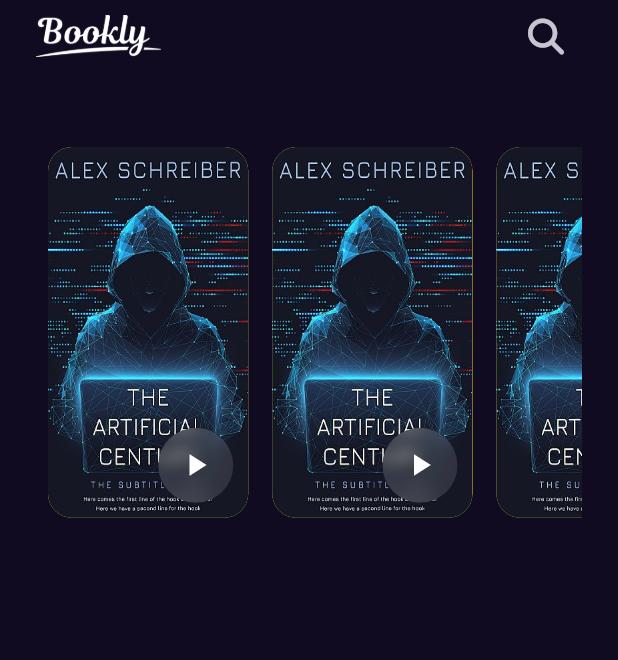
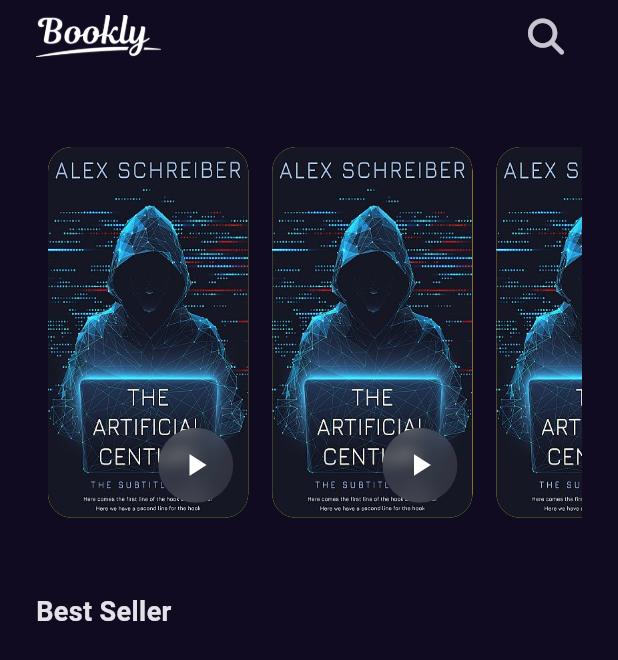
Before and after one commit to OmarAlbaz-flutter/bookly, a Flutter app: the screen it shows after launch, on a phone screen of 412 x 824 dp. Shown: the top 660 px of the screen. Run offline on Flutter 3.47's test engine with Material 3 defaults, Android fonts, the phone set to English and light mode, and no system bars; our stand-ins replace font_awesome_flutter, get.

Commit message:
create styles files, and add title to home view

```diff
--- a/lib/core/utils/style.dart
+++ b/lib/core/utils/style.dart
@@ -1 +1,8 @@
-abstract class Styles {}
+import 'package:flutter/rendering.dart';
+
+abstract class Styles {
+  static const titleMedium = TextStyle(
+    fontSize: 18,
+    fontWeight: FontWeight.w600,
+  );
+}
--- a/lib/features/home/presentation/views/widgets/home_view_body.dart
+++ b/lib/features/home/presentation/views/widgets/home_view_body.dart
@@ -1,3 +1,4 @@
+import 'package:bookly_app/core/utils/style.dart';
 import 'package:bookly_app/features/home/presentation/views/widgets/custom_appbar.dart';
 import 'package:bookly_app/features/home/presentation/views/widgets/featured_listview.dart';
 import 'package:flutter/material.dart';
@@ -11,9 +12,17 @@ class HomeViewBody extends StatelessWidget {
         child: Padding(
       padding: EdgeInsets.symmetric(horizontal: 24),
       child: Column(
+        crossAxisAlignment: CrossAxisAlignment.start,
         children: [
           CustomAppBar(),
           FeaturedBooksListView(),
+          SizedBox(
+            height: 50,
+          ),
+          Text(
+            'Best Seller',
+            style: Styles.titleMedium,
+          ),
         ],
       ),
     ));
```
